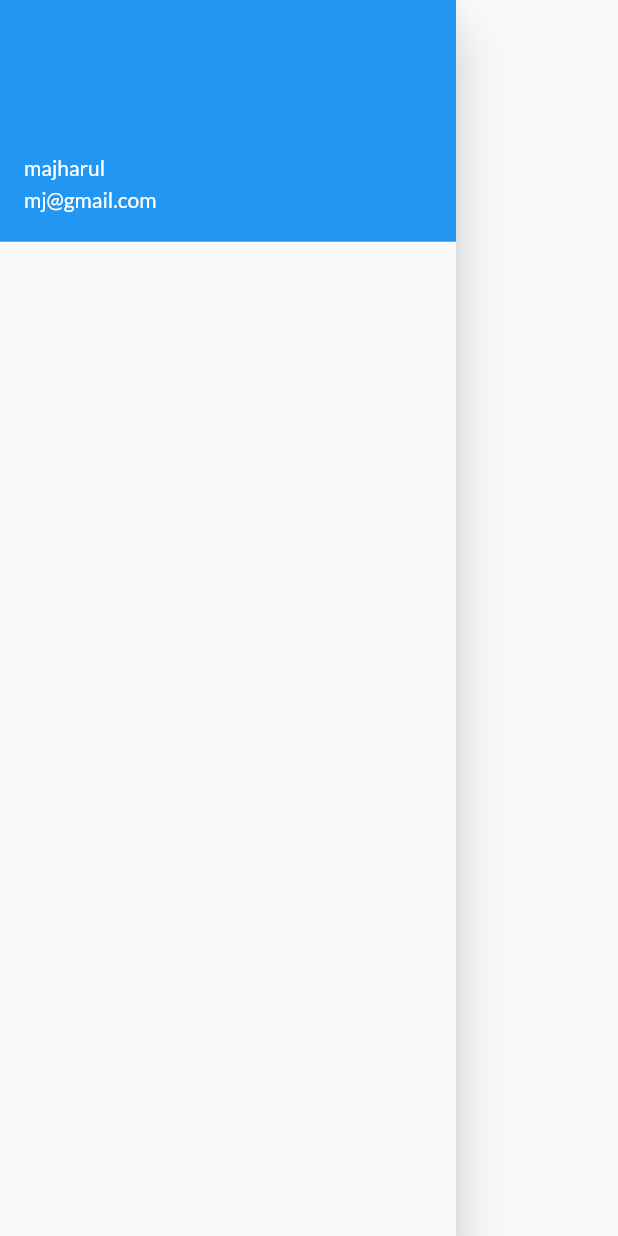
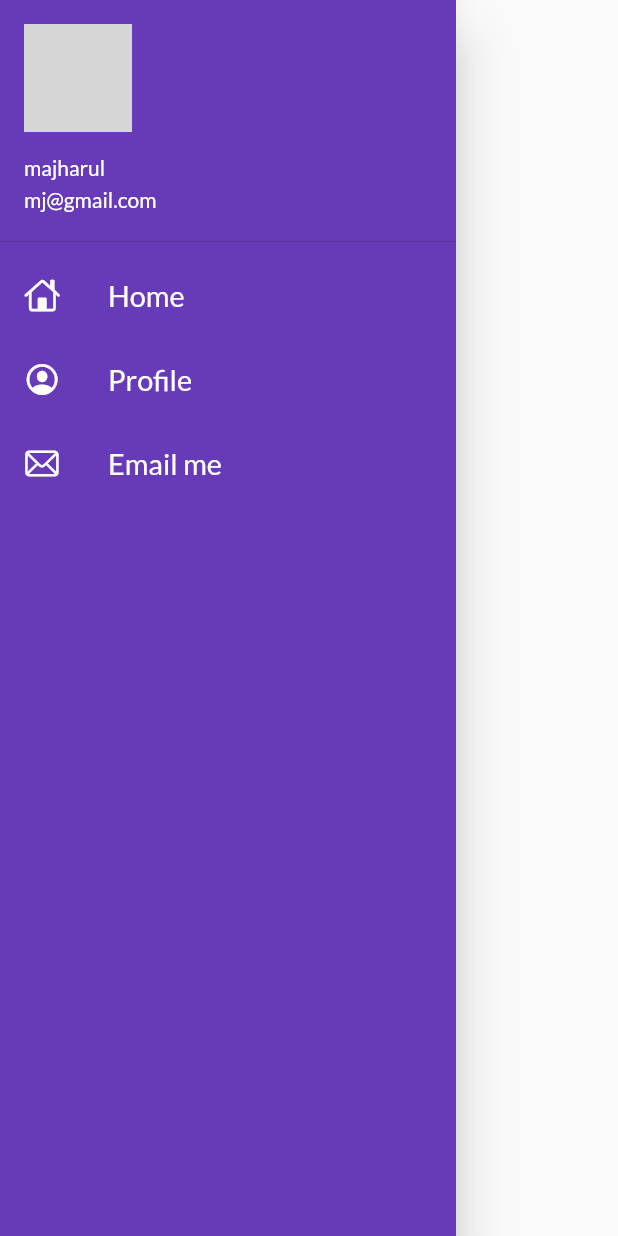
Before and after one commit to majharul-islam181/flutter-codepur8hours, a Flutter app: the MyDrawer widget shown alone on an empty page, opened directly, on a phone screen of 412 x 824 dp. Run offline on Flutter 3.47's test engine with Material 2 defaults, Android fonts, the phone set to English and light mode, and no system bars; our stand-ins replace google_fonts; network calls fail; grey boxes are pictures that could not be loaded.

Commit message:
theme worked

```diff
--- a/lib/main.dart
+++ b/lib/main.dart
@@ -1,4 +1,5 @@
 import 'package:codepur_flutter/loginpage.dart';
+import 'package:codepur_flutter/widgets/themes.dart';
 import 'package:google_fonts/google_fonts.dart';
 import 'package:codepur_flutter/pages/homepage.dart';
 import 'package:flutter/material.dart';
@@ -22,10 +23,9 @@ class MyApp extends StatelessWidget {
         brightness: Brightness.dark,
       ),
   */
-      theme: ThemeData(
-        primarySwatch: Colors.blue,
-        fontFamily: GoogleFonts.lato().fontFamily,
-      ),
+      theme: MyTheme.lightTheme(context),
+      darkTheme:MyTheme.darkTheme(context),
+
       //
       // home: const MyhomePage(),
       //
--- a/lib/pages/homepage.dart
+++ b/lib/pages/homepage.dart
@@ -3,16 +3,26 @@ import 'package:flutter/material.dart';
 
 class MyhomePage extends StatelessWidget {
   const MyhomePage({Key? key}) : super(key: key);
+  final int days=30;
+  final String name = 'majharul';
 
   @override
   Widget build(BuildContext context) {
     return Scaffold(
       appBar: AppBar(
-        title: Text('Catalog App'),
+        centerTitle: true,
+        title: Text('Catolog App'),
+        /*
+        backgroundColor: Colors.white,
+        elevation: 0.0,
+        iconTheme: IconThemeData(color: Colors.black),
+        centerTitle: true,
+        title: Text('Catalog App',style: TextStyle(color: Colors.black),),
+          */
       ),
       body: Center(
         child: Container(
-          child: Text('this is home field!'),
+          child: Text('Welco $days!'),
         )
       ),
       drawer: MyDrawer(),
--- a/lib/widgets/drawer.dart
+++ b/lib/widgets/drawer.dart
@@ -1,11 +1,16 @@
+import 'package:flutter/cupertino.dart';
 import 'package:flutter/material.dart';
 
 class MyDrawer extends StatelessWidget {
   const MyDrawer({Key? key}) : super(key: key);
+  final imageUrl =
+      "https://yt3.ggpht.com/a/AATXAJwv_WaZ9b5q4EUHBJT6WIb_JrOdGaKQWSPK1w=s900-c-k-c0xffffffff-no-rj-mo";
 
   @override
   Widget build(BuildContext context) {
     return Drawer(
+      child: Container(
+        color: Colors.deepPurple,
         child: ListView(
           children: [
             DrawerHeader(
@@ -14,9 +19,56 @@ class MyDrawer extends StatelessWidget {
                   accountName: Text('majharul'),
                   accountEmail: Text('mj@gmail.com'),
                   margin: EdgeInsets.zero,
-              )
-          )
+                  currentAccountPicture: CircleAvatar(
+                    backgroundImage: NetworkImage(imageUrl),
+                  )),
+            ),
+            ListTile(
+              // onTap: ,
+              // onLongPress: ,
+              leading: Icon(
+                CupertinoIcons.home,
+                color: Colors.white,
+              ),
+              title: Text(
+                'Home',
+                textScaleFactor: 1.2,
+                style: TextStyle(
+                  color: Colors.white,
+                ),
+              ),
+            ),
+            ListTile(
+              leading: Icon(
+                CupertinoIcons.profile_circled,
+                color: Colors.white,
+              ),
+              title: Text(
+                'Profile',
+                textScaleFactor: 1.2,
+                style: TextStyle(
+                  color: Colors.white,
+                ),
+              ),
+            ),
+
+            //for email
+
+            ListTile(
+              leading: Icon(
+                CupertinoIcons.mail,
+                color: Colors.white,
+              ),
+              title: Text(
+                'Email me',
+                textScaleFactor: 1.2,
+                style: TextStyle(
+                  color: Colors.white,
+                ),
+              ),
+            ),
           ],
+        ),
       ),
     );
   }
--- /dev/null
+++ b/lib/widgets/themes.dart
@@ -0,0 +1,23 @@
+import 'package:flutter/material.dart';
+import 'package:google_fonts/google_fonts.dart';
+
+class MyTheme{
+  static ThemeData lightTheme (BuildContext context) => ThemeData(
+      primarySwatch: Colors.deepPurple,
+      fontFamily: GoogleFonts.lato().fontFamily,
+      appBarTheme: AppBarTheme(
+        color: Colors.white,
+        elevation: 0.0,
+        iconTheme: IconThemeData(color: Colors.black),
+        toolbarTextStyle: Theme.of(context).textTheme.bodyText2,
+        titleTextStyle: Theme.of(context).textTheme.headline6,
+      )
+  );
+
+  static ThemeData darkTheme (BuildContext context) => ThemeData(
+    brightness: Brightness.dark,
+
+  );
+
+
+}
```
Lines whose indentation alone changed are shown as unchanged.
